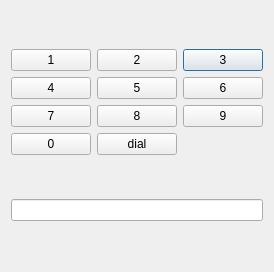
This is examples/telephony/dialer/dialog.ui in qtproject/qt-mobility as Qt 5 draws it before an edit. The edited form follows.
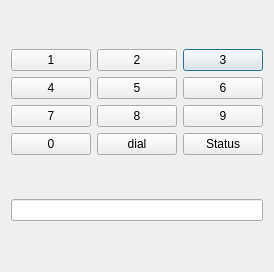
This is the edited form.

The edit to the form file:
```diff
--- a/examples/telephony/dialer/dialog.ui
+++ b/examples/telephony/dialer/dialog.ui
@@ -96,6 +96,13 @@
        </property>
       </widget>
      </item>
+     <item row="3" column="2">
+      <widget class="QPushButton" name="pushButtonStatus">
+       <property name="text">
+        <string>Status</string>
+       </property>
+      </widget>
+     </item>
     </layout>
    </item>
    <item>
```
